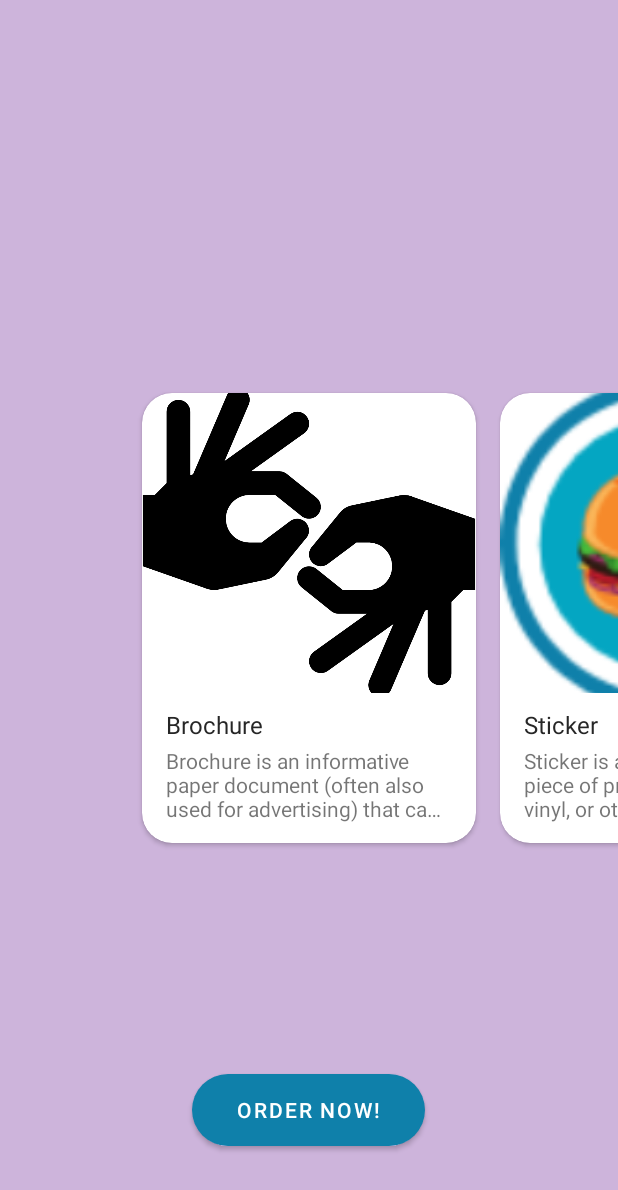
After one commit to dianaamonrooy/LSCof, an Android app: the PageChanger screen opened directly, with no data from a screen before it, on a phone screen of 412 x 824 dp. The commit adds this screen. Shown: the top 1190 px of the screen. Run offline under Robolectric (Android 15) with nearby library versions, the phone set to English and light mode, and no system bars.

Commit message:
Implementado el swipe que encontré en youtube (falta ponerlo en el resto de activities)

```diff
--- a/app/build.gradle
+++ b/app/build.gradle
@@ -45,8 +45,8 @@ dependencies {
     implementation( 'com.github.thekhaeng:pushdown-anim-click:1.1.1' ){
         exclude group: 'com.android.support'
     }
-    //noinspection GradleCompatible
-    implementation 'com.android.support:cardview-v7:28.0.0'
+
+    //implementation 'com.android.support:cardview-v7:28.0.0'
     //
     testImplementation 'junit:junit:4.+'
     androidTestImplementation 'androidx.test.ext:junit:1.1.2'
--- /dev/null
+++ b/app/src/main/java/com/example/iniciosesin/NoSeUsan/Adapter.java
@@ -0,0 +1,72 @@
+package com.example.iniciosesin.NoSeUsan;
+import android.content.Context;
+import android.content.Intent;
+import android.view.LayoutInflater;
+import android.view.View;
+import android.view.ViewGroup;
+import android.widget.ImageView;
+import android.widget.TextView;
+
+import androidx.viewpager.widget.PagerAdapter;
+
+import com.example.iniciosesin.R;
+
+import java.util.List;
+
+public class Adapter extends PagerAdapter {
+
+    private List<Model> models;
+    private LayoutInflater layoutInflater;
+    private Context context;
+
+    public Adapter(List<Model> models, Context context) {
+        this.models = models;
+        this.context = context;
+    }
+
+    @Override
+    public int getCount() {
+        return models.size();
+    }
+
+    @Override
+    public boolean isViewFromObject( View view, Object object) {
+        return view.equals(object);
+    }
+
+
+    @Override
+    public Object instantiateItem( ViewGroup container, final int position) {
+        layoutInflater = LayoutInflater.from(context);
+        View view = layoutInflater.inflate(R.layout.item, container, false);
+
+        ImageView imageView;
+        TextView title, desc;
+
+        imageView = view.findViewById(R.id.image_item);
+        title = view.findViewById(R.id.title);
+        desc = view.findViewById(R.id.desc);
+
+        imageView.setImageResource(models.get(position).getImage());
+        title.setText(models.get(position).getTitle());
+        desc.setText(models.get(position).getDesc());
+
+        view.setOnClickListener(new View.OnClickListener() {
+            @Override
+            public void onClick(View v) {
+                Intent intent = new Intent(context, DetailActivity.class);
+                intent.putExtra("param", models.get(position).getTitle());
+                context.startActivity(intent);
+                // finish();
+            }
+        });
+
+        container.addView(view, 0);
+        return view;
+    }
+
+    @Override
+    public void destroyItem(ViewGroup container, int position, Object object) {
+        container.removeView((View)object);
+    }
+}
--- /dev/null
+++ b/app/src/main/java/com/example/iniciosesin/NoSeUsan/Model.java
@@ -0,0 +1,38 @@
+package com.example.iniciosesin.NoSeUsan;
+
+public class Model {
+
+    private int image;
+    private String title;
+    private String desc;
+
+    public Model(int image, String title, String desc) {
+        this.image = image;
+        this.title = title;
+        this.desc = desc;
+    }
+
+    public int getImage() {
+        return image;
+    }
+
+    public void setImage(int image) {
+        this.image = image;
+    }
+
+    public String getTitle() {
+        return title;
+    }
+
+    public void setTitle(String title) {
+        this.title = title;
+    }
+
+    public String getDesc() {
+        return desc;
+    }
+
+    public void setDesc(String desc) {
+        this.desc = desc;
+    }
+}
--- /dev/null
+++ b/app/src/main/java/com/example/iniciosesin/NoSeUsan/PageChanger.java
@@ -0,0 +1,85 @@
+package com.example.iniciosesin.NoSeUsan;
+
+import androidx.appcompat.app.AppCompatActivity;
+import androidx.viewpager.widget.ViewPager;
+
+import android.animation.ArgbEvaluator;
+import android.app.ActionBar;
+import android.graphics.Color;
+import android.os.Bundle;
+import android.view.View;
+
+import com.example.iniciosesin.R;
+
+import java.util.ArrayList;
+import java.util.List;
+
+public class PageChanger extends AppCompatActivity {
+
+    ViewPager viewPager;
+    Adapter adapter;
+    List<Model> models;
+    Integer[] colors = null;
+    ArgbEvaluator argbEvaluator = new ArgbEvaluator();
+
+    @Override
+    protected void onCreate(Bundle savedInstanceState) {
+
+        super.onCreate(savedInstanceState);
+        setContentView(R.layout.activity_page_changer);
+
+
+        models = new ArrayList<>();
+        models.add(new Model(R.drawable.hands, "Brochure", "Brochure is an informative paper document (often also used for advertising) that can be folded into a template"));
+        models.add(new Model(R.drawable.comida, "Sticker", "Sticker is a type of label: a piece of printed paper, plastic, vinyl, or other material with pressure sensitive adhesive on one side"));
+        models.add(new Model(R.drawable.verbosss, "Poster", "Poster is any piece of printed paper designed to be attached to a wall or vertical surface."));
+        models.add(new Model(R.drawable.usuario, "Namecard", "Business cards are cards bearing business information about a company or individual."));
+
+        adapter = new Adapter(models, this);
+
+        viewPager = findViewById(R.id.viewPager);
+        viewPager.setAdapter(adapter);
+        viewPager.setPadding(130, 0, 130, 0);
+
+        Integer[] colors_temp = {
+                getResources().getColor(R.color.color1),
+                getResources().getColor(R.color.color2),
+                getResources().getColor(R.color.color3),
+                getResources().getColor(R.color.color4)
+        };
+
+        colors = colors_temp;
+
+        viewPager.setOnPageChangeListener(new ViewPager.OnPageChangeListener() {
+            @Override
+            public void onPageScrolled(int position, float positionOffset, int positionOffsetPixels) {
+
+                if (position < (adapter.getCount() -1) && position < (colors.length - 1)) {
+                    viewPager.setBackgroundColor(
+
+                            (Integer) argbEvaluator.evaluate(
+                                    positionOffset,
+                                    colors[position],
+                                    colors[position + 1]
+                            )
+                    );
+                }
+
+                else {
+                    viewPager.setBackgroundColor(colors[colors.length - 1]);
+                }
+            }
+
+            @Override
+            public void onPageSelected(int position) {
+
+            }
+
+            @Override
+            public void onPageScrollStateChanged(int state) {
+
+            }
+        });
+
+    }
+}
--- a/app/src/main/java/com/example/iniciosesin/actividades/TabbedActivity.java
+++ b/app/src/main/java/com/example/iniciosesin/actividades/TabbedActivity.java
@@ -10,6 +10,7 @@ import android.widget.TableLayout;
 import android.widget.Toast;
 
 import com.example.iniciosesin.ControladorTab.PagerController;
+import com.example.iniciosesin.NoSeUsan.PageChanger;
 import com.example.iniciosesin.R;
 import com.google.android.material.tabs.TabItem;
 import com.google.android.material.tabs.TabLayout;
@@ -89,6 +90,7 @@ public class TabbedActivity extends AppCompatActivity {
         myAuth.getCurrentUser();
         myRef = database.getReference().child(myAuth.getCurrentUser().getUid().toString());
         myRef.child("aprende_practica").setValue("Practica");
+        startActivity(new Intent(getApplicationContext(), PageChanger.class));
 
 
     }
--- /dev/null
+++ b/app/src/main/res/drawable/round.xml
@@ -0,0 +1,11 @@
+<?xml version="1.0" encoding="utf-8"?>
+<shape xmlns:android="http://schemas.android.com/apk/res/android"
+    android:shape="rectangle"
+    android:padding="5dp">
+    <solid android:color="@color/purple_200"/> <!-- this one is ths color of the Rounded Button -->
+    <corners
+        android:bottomRightRadius="50dp"
+        android:bottomLeftRadius="50dp"
+        android:topLeftRadius="50dp"
+        android:topRightRadius="50dp"/>
+</shape>
--- /dev/null
+++ b/app/src/main/res/layout/activity_page_changer.xml
@@ -0,0 +1,34 @@
+<?xml version="1.0" encoding="utf-8"?>
+<RelativeLayout
+    xmlns:android="http://schemas.android.com/apk/res/android"
+    xmlns:app="http://schemas.android.com/apk/res-auto"
+    xmlns:tools="http://schemas.android.com/tools"
+    android:layout_width="match_parent"
+    android:layout_height="match_parent"
+    tools:context=".NoSeUsan.PageChanger">
+
+    <androidx.viewpager.widget.ViewPager
+        android:foregroundGravity="center"
+        android:id="@+id/viewPager"
+        android:layout_centerInParent="true"
+        android:overScrollMode="never"
+        android:clipToPadding="false"
+        android:layout_width="match_parent"
+        android:layout_height="match_parent">
+    </androidx.viewpager.widget.ViewPager>
+
+
+    <Button
+        android:id="@+id/btnOrder"
+        android:text="Order Now!"
+        android:textColor="#fff"
+        android:background="@drawable/round"
+        android:paddingLeft="30dp"
+        android:paddingRight="30dp"
+        android:layout_alignParentBottom="true"
+        android:layout_marginBottom="60dp"
+        android:layout_centerHorizontal="true"
+        android:layout_width="wrap_content"
+        android:layout_height="wrap_content" />
+
+</RelativeLayout>
--- /dev/null
+++ b/app/src/main/res/layout/item.xml
@@ -0,0 +1,57 @@
+<?xml version="1.0" encoding="utf-8"?>
+<LinearLayout xmlns:android="http://schemas.android.com/apk/res/android"
+    xmlns:app="http://schemas.android.com/apk/res-auto"
+    android:orientation="vertical"
+    android:layout_width="match_parent"
+    android:layout_height="match_parent"
+    android:gravity="center_vertical">
+
+
+    <androidx.cardview.widget.CardView
+        android:layout_width="match_parent"
+        android:layout_height="wrap_content"
+        app:cardCornerRadius="20dp"
+        android:layout_margin="8dp">
+
+        <RelativeLayout
+            android:layout_width="match_parent"
+            android:layout_height="300dp">
+
+            <ImageView
+                android:id="@+id/image_item"
+                android:src="@drawable/usuario"
+                android:scaleType="centerCrop"
+                android:layout_width="match_parent"
+                android:layout_height="200dp" />
+
+            <TextView
+                android:id="@+id/title"
+                android:textColor="#262626"
+                android:layout_below="@id/image_item"
+                android:layout_marginTop="10dp"
+                android:layout_marginLeft="16dp"
+                android:text="Brochure"
+                android:textSize="16sp"
+                android:layout_width="wrap_content"
+                android:layout_height="wrap_content" />
+
+            <TextView
+                android:id="@+id/desc"
+                android:layout_below="@id/title"
+                android:layout_marginTop="3dp"
+                android:layout_marginLeft="16dp"
+                android:layout_marginRight="16dp"
+                android:maxLines="3"
+                android:drawablePadding="10dp"
+                android:ellipsize="end"
+                android:text="Description"
+                android:layout_width="wrap_content"
+                android:layout_height="wrap_content" />
+
+        </RelativeLayout>
+
+
+    </androidx.cardview.widget.CardView>
+
+
+</LinearLayout>
--- a/app/src/main/res/layout/layout_target.xml
+++ b/app/src/main/res/layout/layout_target.xml
@@ -31,6 +31,7 @@
             android:layout_width="wrap_content"
             android:layout_height="wrap_content"
             android:background="@drawable/ovalo"
+            android:onClick="practica"
             android:text="Practica"
             android:textColor="@drawable/button_text_color_practica"
             app:layout_constraintBottom_toBottomOf="parent"
--- a/app/src/main/res/values-night/themes.xml
+++ b/app/src/main/res/values-night/themes.xml
@@ -1,6 +1,6 @@
 <resources xmlns:tools="http://schemas.android.com/tools">
     <!-- Base application theme. -->
-    <style name="Theme.InicioSesión" parent="Theme.MaterialComponents.DayNight.DarkActionBar">
+    <style name="Theme.InicioSesión" parent="Theme.MaterialComponents.DayNight.NoActionBar">
         <!-- Primary brand color. -->
         <item name="colorPrimary">@color/purple_200</item>
         <item name="colorPrimaryVariant">@color/purple_700</item>
--- a/app/src/main/res/values/colors.xml
+++ b/app/src/main/res/values/colors.xml
@@ -7,6 +7,11 @@
     <color name="teal_700">#FF018786</color>
     <color name="black">#FF000000</color>
     <color name="white">#FFFFFFFF</color>
+    <color name="color1">#cdb4db</color>
+    <color name="color2">#d8b1e6</color>
+    <color name="color3">#bde0fe</color>
+    <color name="color4">#a2d2ff</color>
+
 
 
 </resources>
--- a/app/src/main/res/values/themes.xml
+++ b/app/src/main/res/values/themes.xml
@@ -1,6 +1,6 @@
 <resources xmlns:tools="http://schemas.android.com/tools">
     <!-- Base application theme. -->
-    <style name="Theme.InicioSesión" parent="Theme.MaterialComponents.DayNight.DarkActionBar">
+    <style name="Theme.InicioSesión" parent="Theme.MaterialComponents.DayNight.NoActionBar">
         <!-- Primary brand color. -->
         <item name="colorPrimary">@color/purple_500</item>
         <item name="colorPrimaryVariant">@color/purple_700</item>
@@ -19,6 +19,11 @@
         <item name="android:windowCloseOnTouchOutside">true</item>
 
     </style>
+    <style name="Theme.InicioSesión.NoBar" parent="Theme.MaterialComponents.DayNight.NoActionBar">
+        <item name="android:windowIsTranslucent">true</item>
+        <item name="android:windowCloseOnTouchOutside">true</item>
+
+    </style>
 
 
 
```
Also changed, not shown: app/src/main/AndroidManifest.xml (+7 -6 lines), app/src/main/java/com/example/iniciosesin/ControladorTab/LSC.java (+33 -0 lines), app/src/main/java/com/example/iniciosesin/NoSeUsan/DetailActivity.java (added, +19 -0 lines), app/src/main/res/anim/scale_down.xml (added, +11 -0 lines), app/src/main/res/anim/scale_up.xml (added, +12 -0 lines), app/src/main/res/drawable/ovalo_sin_anim.xml (added, +20 -0 lines), app/src/main/res/layout/activity_detail.xml (added, +18 -0 lines).
